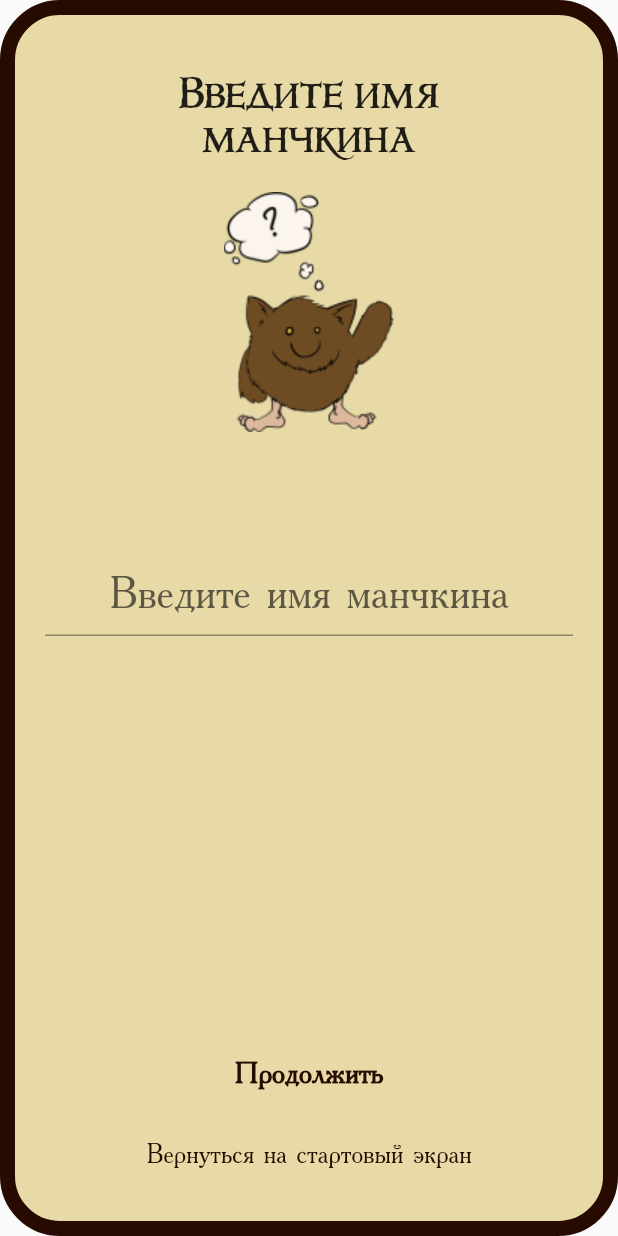
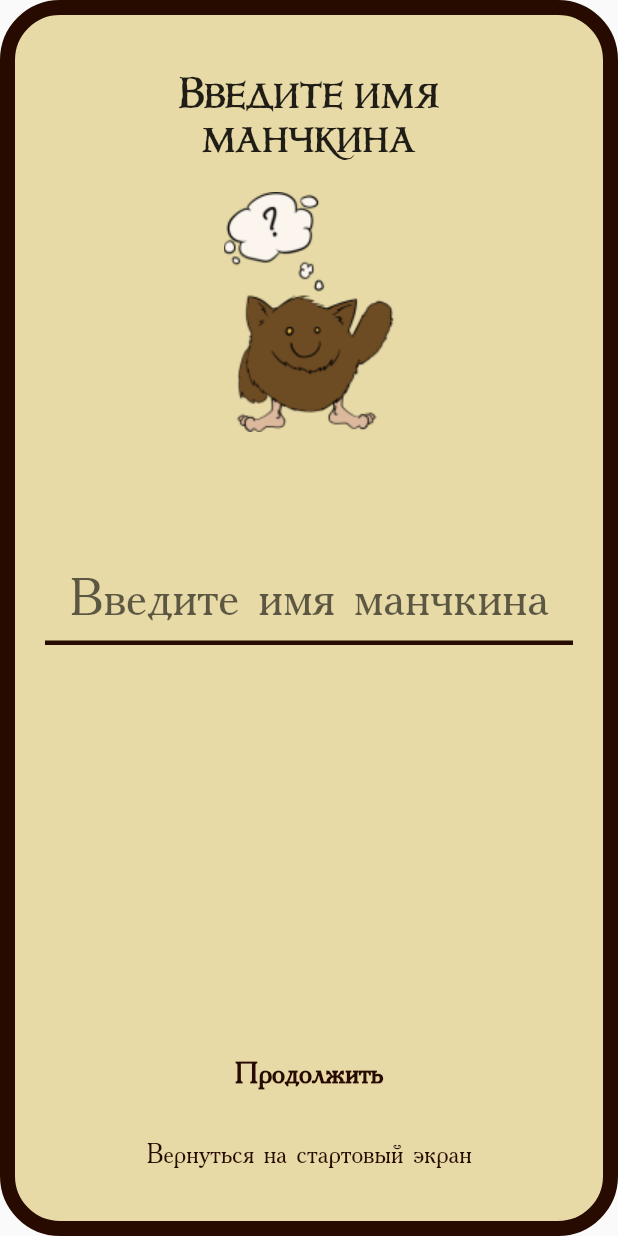
Before and after one commit to daiedy/munchkin_notebook, a Flutter app: the EnterNamePage screen opened by its route, on a phone screen of 412 x 824 dp. Run offline on Flutter 3.47's test engine with Material 2 defaults, Android fonts, the phone set to English and light mode, and no system bars; our stand-ins replace auto_route; generated files the repository leaves out were written again.

Commit message:
Удалена переменная name и стилизован курсор

```diff
--- a/lib/features/enter_name_page/presentation/enter_name_page.dart
+++ b/lib/features/enter_name_page/presentation/enter_name_page.dart
@@ -17,20 +17,13 @@ class EnterNamePage extends StatefulWidget {
 }
 
 class _EnterNamePageState extends State<EnterNamePage> {
-  String name = '';
   TextEditingController nameController = TextEditingController();
 
   @override
-  void initState() {
-    super.initState();
+  void dispose() {
+    nameController.dispose();
 
-    nameController.addListener(setName);
-  }
-
-  void setName() {
-    setState(() {
-      name = nameController.text;
-    });
+    super.dispose();
   }
 
   @override
@@ -44,13 +37,16 @@ class _EnterNamePageState extends State<EnterNamePage> {
             child: TextFormField(
                 controller: nameController,
                 decoration: InputDecoration(
-                    border: const UnderlineInputBorder(
-                        borderSide: BorderSide(color: AppColors.contentColor)),
+                    enabledBorder: const UnderlineInputBorder(
+                        borderSide: BorderSide(
+                            color: AppColors.contentColor, width: 3)),
                     focusedBorder: const UnderlineInputBorder(
-                        borderSide: BorderSide(color: AppColors.contentColor)),
+                        borderSide: BorderSide(
+                            color: AppColors.contentColor, width: 5)),
                     hintText: AppLocalizations.of(context)!.enter_name_title),
                 textAlign: TextAlign.center,
-                style: const TextStyle(fontSize: 30)),
+                cursorColor: AppColors.contentColor,
+                style: const TextStyle(fontSize: 36)),
           )
         ]),
         actions: Column(
```
